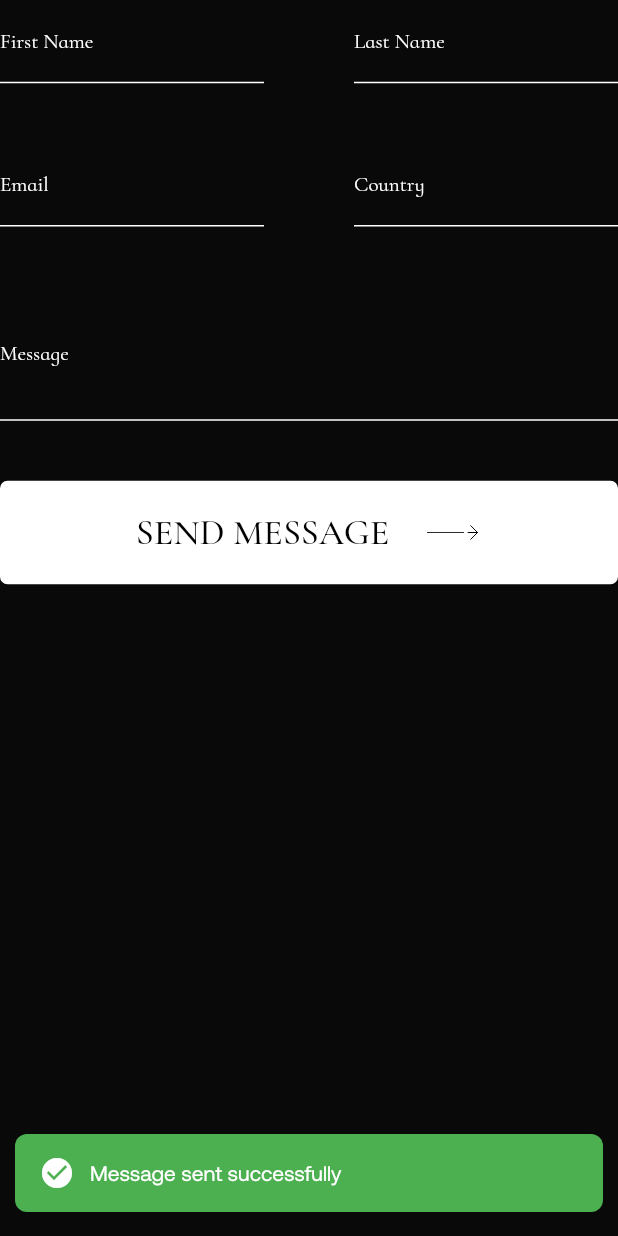
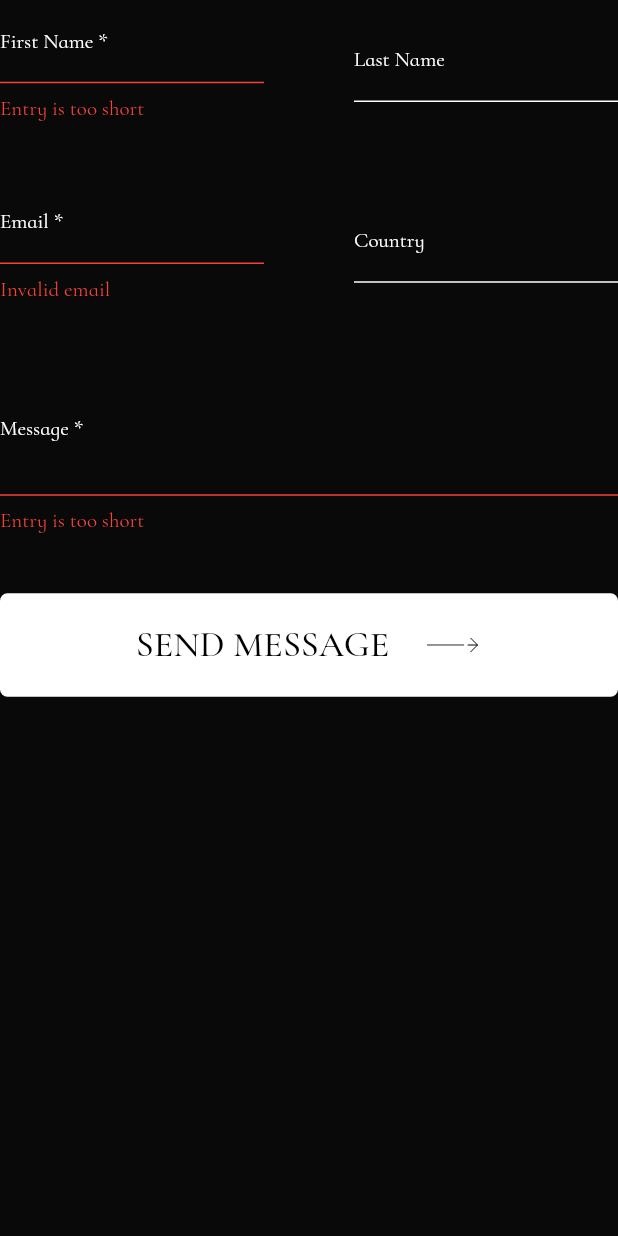
Before and after one commit to cs-onah/onah-portfolio, a Flutter app: the FormWidget widget shown alone on an empty page, opened directly, after a tap on "SEND MESSAGE", on a phone screen of 412 x 824 dp. Run offline on Flutter 3.47's test engine with Material 3 defaults, Android fonts, the phone set to English and light mode, and no system bars; our stand-ins replace animated_text_kit, cached_network_image, firebase_core, flutter_svg, go_router; accounts and stored records are empty.

Commit message:
clean up

```diff
--- a/lib/core/utils/context_extension.dart
+++ b/lib/core/utils/context_extension.dart
@@ -1,5 +1,4 @@
 import 'package:flutter/material.dart';
-import 'package:onah_portfolio/ui/shared/widgets/app_snackbar.dart';
 import 'package:onah_portfolio/ui/themes/app_colors.dart';
 import 'package:onah_portfolio/ui/themes/device_size_enum.dart';
 import 'package:onah_portfolio/ui/themes/theme.dart';
--- /dev/null
+++ b/lib/core/utils/validators.dart
@@ -0,0 +1,145 @@
+import 'string_extension.dart';
+
+/// Class of validation functions that the app will use
+///   - This class should be used as a mixin using the `with` keyword
+mixin Validators {
+  get phoneNumberRegExp => RegExp(
+      r'^([0-9]( |-)?)?(\(?[0-9]{3}\)?|[0-9]{3})( |-)?([0-9]{3}( |-)?[0-9]{4}|[a-zA-Z0-9]{7})$');
+  get emailRegExp => RegExp(
+      r"^[a-zA-Z0-9.!#$%&'*+/=?^_`{|}~-]+@[a-zA-Z0-9](?:[a-zA-Z0-9-]{0,253}[a-zA-Z0-9])?(?:\.[a-zA-Z0-9](?:[a-zA-Z0-9-]{0,253}[a-zA-Z0-9])?)*$");
+  get zipCodeRegExp => RegExp(r'^[0-9]{5}(?:-[0-9]{4})?$');
+
+  get digitRegExp => RegExp(r'^[0-9]+$');
+
+  String? validateEmail(String? value) {
+    if (!emailRegExp.hasMatch(value.nullToEmpty.trim())) {
+      return 'Invalid email';
+    }
+    return null;
+  }
+
+  String? validateNotNull(dynamic value) {
+    if (value == null || value == "") {
+      return 'field cannot be empty';
+    }
+    return null;
+  }
+
+  String? validateField(String? value) {
+    if (value.isEmptyOrNull) {
+      return 'field cannot be empty';
+    }
+    return null;
+  }
+
+  String? validateDigit(String? value) {
+    if (!digitRegExp.hasMatch(value.nullToEmpty.trim())) {
+      return 'Invalid number';
+    }
+    return null;
+  }
+
+  String? validateNumber(String? value) {
+    if (value == null) return 'Enter value';
+    value = value.replaceAll(",", "");
+    if (num.tryParse(value) == null) {
+      return "enter a valid number";
+    }
+    return null;
+  }
+
+  String? validateName(String? value) {
+    if (value.nullToEmpty.length < 3) {
+      return 'Entry is too short';
+    }
+    return null;
+  }
+
+  String? validatePhoneNumber(String? value) {
+    value = value.nullToEmpty;
+    if (value.startsWith('+234')) {
+      if (value.length == 14) return null;
+    }
+
+    if (!phoneNumberRegExp.hasMatch(value.trim())) {
+      return 'Invalid phone number';
+    }
+    return null;
+  }
+
+  String? validateComment(String? value) {
+    value = value.nullToEmpty;
+    if (value.isEmpty) return "Invalid comment";
+    return null;
+  }
+
+  String? validateZip(String? value) {
+    value = value.nullToEmpty;
+    if (!zipCodeRegExp.hasMatch(value.trim())) {
+      return 'invalid zip code';
+    }
+    return null;
+  }
+
+  String? validatePassword(String? value) {
+    value = value.nullToEmpty;
+    if (value.trim().isEmpty) {
+      return 'password field cannot be empty';
+    } else if (value.length < 8) {
+      return 'password is too short';
+    }
+    return null;
+  }
+
+  String? validatePasswordFully(String? value) {
+    value = value.nullToEmpty;
+    RegExp capitalLetter = RegExp(r'^(?=.*[A-Z])');
+    if (!capitalLetter.hasMatch(value)) {
+      return "Password needs at least one capital letter";
+    }
+    RegExp specialChar = RegExp(r'^(?=.*[!@#$%^&*(),.?":{}|<>])');
+    if (!specialChar.hasMatch(value)) {
+      return "Password needs at least one special character";
+    }
+    RegExp number = RegExp(r'^(?=.*\d)');
+    if (!number.hasMatch(value)) {
+      return "Password needs at least one number";
+    }
+    if (value.length < 8) {
+      return 'Password is too short';
+    }
+    return null;
+  }
+
+  String? validateCard(String input) {
+    if (input.isEmpty) {
+      return "Please enter a credit card number";
+    }
+
+    // input = getCleanedNumber(input);
+
+    if (input.length < 8) {
+      // No need to even proceed with the validation if it's less than 8 characters
+      return "Not a valid credit card number";
+    }
+
+    int sum = 0;
+    int length = input.length;
+    for (var i = 0; i < length; i++) {
+      // get digits in reverse order
+      int digit = int.parse(input[length - i - 1]);
+
+      // every 2nd number multiply with 2
+      if (i % 2 == 1) {
+        digit *= 2;
+      }
+      sum += digit > 9 ? (digit - 9) : digit;
+    }
+
+    if (sum % 10 == 0) {
+      return null;
+    }
+
+    return "You entered an invalid credit card number";
+  }
+}
--- a/lib/ui/features/home/screens/form_page.dart
+++ b/lib/ui/features/home/screens/form_page.dart
@@ -2,7 +2,9 @@ import 'package:flutter/material.dart';
 import 'package:onah_portfolio/core/constants/image_paths.dart';
 import 'package:onah_portfolio/core/constants/svg_path.dart';
 import 'package:onah_portfolio/core/utils/context_extension.dart';
+import 'package:onah_portfolio/core/utils/validators.dart';
 import 'package:onah_portfolio/ui/features/home/widgets/arrow_text.dart';
+import 'package:onah_portfolio/ui/shared/widgets/app_elevated_button.dart';
 import 'package:onah_portfolio/ui/shared/widgets/image_render_widget.dart';
 import 'package:onah_portfolio/ui/shared/widgets/layout_constraint.dart';
 import 'package:onah_portfolio/ui/shared/widgets/svg_render_widget.dart';
@@ -37,24 +39,40 @@ class FormPage extends StatelessWidget {
   }
 }
 
-class FormWidget extends StatelessWidget {
+class FormWidget extends StatefulWidget {
   const FormWidget({super.key});
+  @override
+  State<FormWidget> createState() => _FormWidgetState();
+}
+
+class _FormWidgetState extends State<FormWidget> with Validators {
+  final firstName = TextEditingController();
+  final lastName = TextEditingController();
+  final email = TextEditingController();
+  final country = TextEditingController();
+  final message = TextEditingController();
+  final formKey = GlobalKey<FormState>();
 
   @override
   Widget build(BuildContext context) {
-    return Column(
+    return Form(
+      key: formKey,
+      child: Column(
         crossAxisAlignment: CrossAxisAlignment.start,
         children: [
           Row(
             children: [
               Expanded(
                 child: TextFormField(
-                decoration: const InputDecoration(label: Text("First Name")),
+                  controller: firstName,
+                  validator: validateName,
+                  decoration: const InputDecoration(label: Text("First Name *")),
                 ),
               ),
               const SizedBox(width: 60),
               Expanded(
                 child: TextFormField(
+                  controller: lastName,
                   decoration: const InputDecoration(labelText: "Last Name"),
                 ),
               ),
@@ -65,7 +83,9 @@ class FormWidget extends StatelessWidget {
             children: [
               Expanded(
                 child: TextFormField(
-                decoration: const InputDecoration(label: Text("Email")),
+                  controller: email,
+                  validator: validateEmail,
+                  decoration: const InputDecoration(label: Text("Email *")),
                 ),
               ),
               const SizedBox(width: 60),
@@ -78,21 +98,37 @@ class FormWidget extends StatelessWidget {
           ),
           const SizedBox(height: 40),
           TextFormField(
-          decoration: const InputDecoration(labelText: "Message"),
+            controller: message,
+            validator: validateName,
+            decoration: const InputDecoration(labelText: "Message *"),
             maxLines: 3,
           ),
           const SizedBox(height: 40),
-        ElevatedButton(
-          onPressed: () {
-            context.showSuccessSnackBar("Message sent successfully");
-          },
+          AppElevatedButton(
+            onPressed:submit,
+            notifier: btnNotifier,
             style: ElevatedButton.styleFrom(
               minimumSize: const Size(double.infinity, 0),
-            padding: EdgeInsets.all(20)
+              padding: const EdgeInsets.all(20)
             ),
             child: const ArrowText(child: Text("SEND MESSAGE")),
           ),
         ],
+      ),
     );
   }
+
+  final btnNotifier = ValueNotifier(false);
+  Future submit() async {
+    try{
+      if(!formKey.currentState!.validate()) return;
+      btnNotifier.value = true;
+      await Future.delayed(Duration(seconds: 3));
+      context.showSuccessSnackBar("Message sent successfully");
+    } catch(error) {
+      context.showErrorSnackBar(error);
+    } finally {
+      btnNotifier.value = false;
     }
+  }
+}
--- /dev/null
+++ b/lib/ui/shared/widgets/app_elevated_button.dart
@@ -0,0 +1,39 @@
+import 'package:flutter/cupertino.dart';
+import 'package:flutter/material.dart';
+
+class AppElevatedButton extends StatelessWidget {
+  final VoidCallback? onPressed;
+  final Widget child;
+  final ValueNotifier<bool>? notifier;
+  final ButtonStyle? style;
+  final bool? isLoading;
+  const AppElevatedButton({
+    super.key,
+    this.onPressed,
+    required this.child,
+    this.notifier,
+    this.style,
+    this.isLoading,
+  });
+
+  @override
+  Widget build(BuildContext context) {
+    final notifier = this.notifier ?? ValueNotifier(false);
+    if (isLoading != null) {
+      notifier.value = isLoading!;
+    }
+    return ValueListenableBuilder(
+      valueListenable: notifier,
+      builder: (_, value, __) => ElevatedButton(
+        onPressed: onPressed == null
+            ? null
+            : () {
+                if (value) return;
+                onPressed?.call();
+              },
+        style: style,
+        child: value ? CupertinoActivityIndicator(color: Colors.black) : child,
+      ),
+    );
+  }
+}
--- a/lib/ui/themes/theme.dart
+++ b/lib/ui/themes/theme.dart
@@ -81,10 +81,10 @@ ThemeData buildDarkTheme(ScreenType type) {
       ),
     ),
     inputDecorationTheme: InputDecorationTheme(
-      border: UnderlineInputBorder(
+      border: const UnderlineInputBorder(
         borderSide: BorderSide(color: AppColors.white),
       ),
-      enabledBorder: UnderlineInputBorder(
+      enabledBorder: const UnderlineInputBorder(
         borderSide: BorderSide(color: AppColors.white),
       ),
       labelStyle: textStyle.textFieldStyle,
```
Also changed, not shown: analysis_options.yaml (+1 -22 lines), lib/core/utils/string_extension.dart (added, +36 -0 lines). Lines whose indentation alone changed are shown as unchanged.
